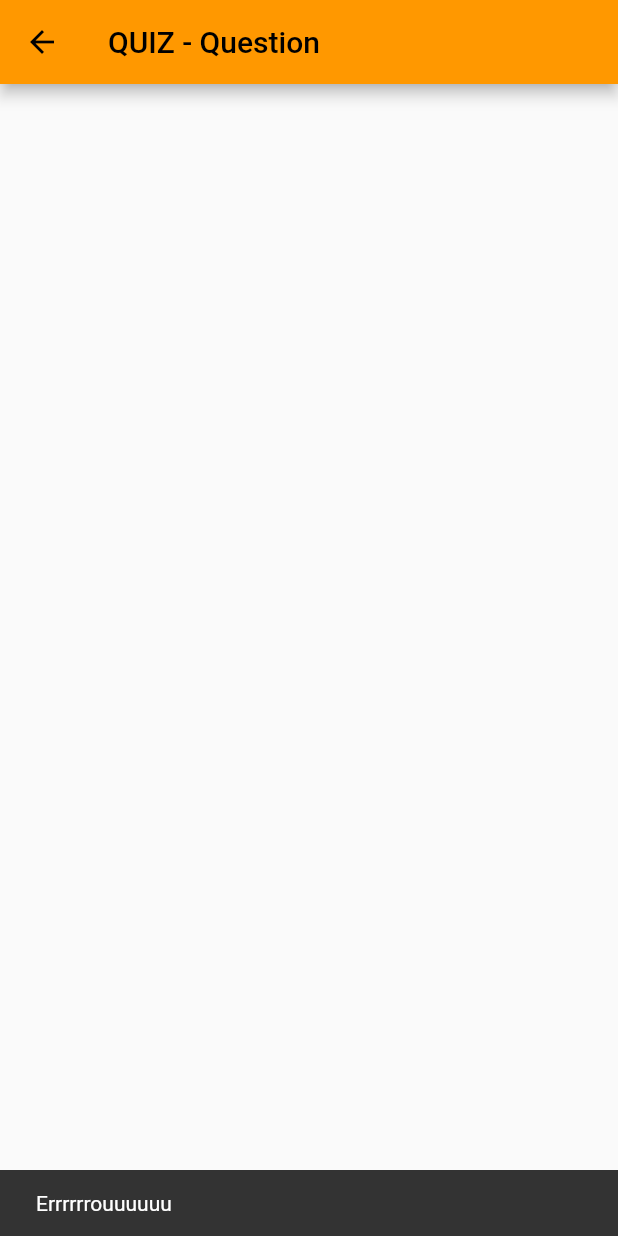
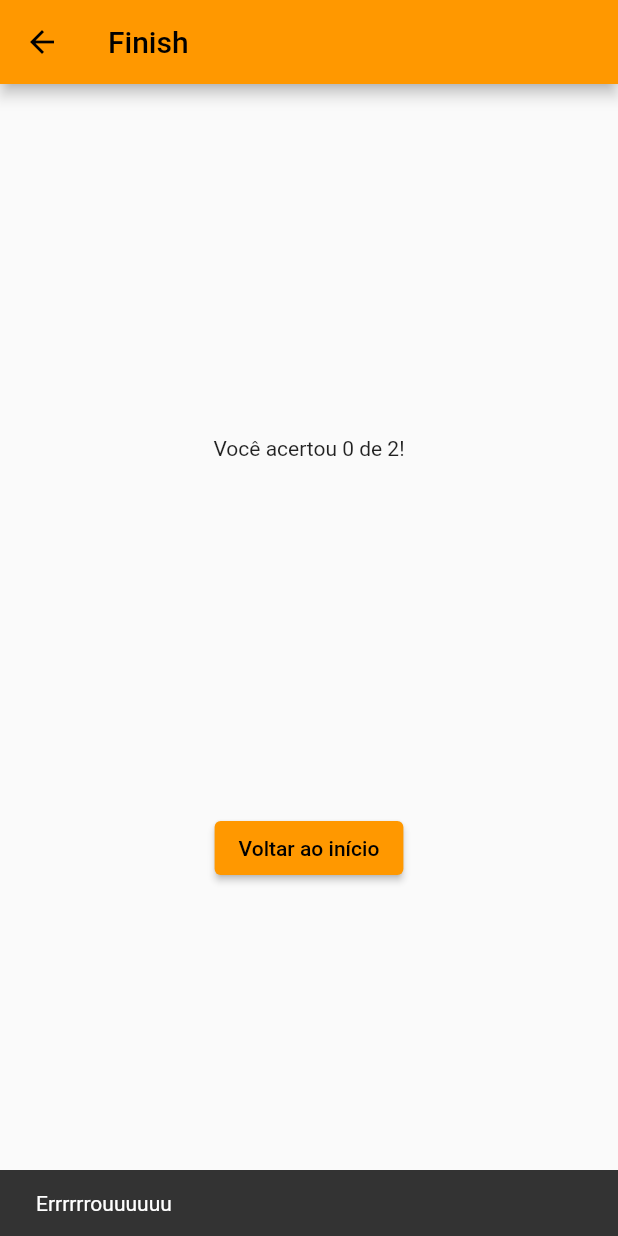
Before and after one commit to Gustavo-A-Santos/Projetos_PM1, a Flutter app: the QuestionPage screen opened by its route, after a tap on "branco", after a tap on "15", on a phone screen of 412 x 824 dp. Run offline on Flutter 3.47's test engine with Material 2 defaults, Android fonts, the phone set to English and light mode, and no system bars.

Commit message:
branch com o código da aula do dia Ter  2 Mai 2023 22:43:39 -03

```diff
--- a/lib/app/app.dart
+++ b/lib/app/app.dart
@@ -1,4 +1,5 @@
 import 'package:flutter/material.dart';
+import 'package:quiz/presentation/pages/finish_page.dart';
 import 'package:quiz/presentation/pages/home_page.dart';
 import 'package:quiz/presentation/pages/question_page.dart';
 
@@ -16,6 +17,7 @@ class Aplicacao extends StatelessWidget {
       routes: {
         "/": (context) => const HomePage(),
         "/question": (context) => const QuestionPage(),
+        "/finish": (context) => const FinishPage(),
       },
     );
   }
--- a/lib/data/question_repository.dart
+++ b/lib/data/question_repository.dart
@@ -12,7 +12,7 @@
       e: Answer(text: "rosa", correct: false),
     ),
     Question(
-      text: "Qaunto é 3 + 3 * 3 ?",
+      text: "Quanto é 3 + 3 * 3 ?",
       a: Answer(text: "18", correct: false),
       b: Answer(text: "15", correct: false),
       c: Answer(text: "13", correct: false),
--- /dev/null
+++ b/lib/presentation/pages/finish_page.dart
@@ -0,0 +1,31 @@
+import 'package:flutter/material.dart';
+
+class FinishPage extends StatelessWidget {
+  const FinishPage({super.key});
+
+  @override
+  Widget build(BuildContext context) {
+    var message = ModalRoute.of(context)!.settings.arguments as String;
+
+    return Scaffold(
+      appBar: AppBar(
+        title: const Text("Finish"),
+      ),
+      body: Center(
+        child: Column(
+          mainAxisAlignment: MainAxisAlignment.spaceEvenly,
+          children: [
+            Text(message),
+            ElevatedButton(
+              onPressed: () {
+                Navigator.popUntil(
+                    context, (route) => route.settings.name == "/");
+              },
+              child: const Text("Voltar ao início"),
+            ),
+          ],
+        ),
+      ),
+    );
+  }
+}
--- a/lib/presentation/pages/question_page.dart
+++ b/lib/presentation/pages/question_page.dart
@@ -15,17 +15,17 @@ class _QuestionPageState extends State<QuestionPage> {
   late List<Question> _questions;
   late Question _question;
   late int _position;
+  late int _correctAnswers;
 
   @override
   void initState() {
-    // TODO: implement initState
     super.initState();
 
     _visible = true;
     _questions = loadQuestions();
     _position = 0;
-
     _question = _questions[_position];
+    _correctAnswers = 0;
   }
 
   @override
@@ -65,8 +65,12 @@ class _QuestionPageState extends State<QuestionPage> {
   }
 
   void onAnswer(String text) {
-    final message =
-        _question.isCorrect(text) ? "Acertou mizeravi!" : "Errrrrrouuuuuu";
+    final correct = _question.isCorrect(text);
+    final message = correct ? "Acertou mizeravi!" : "Errrrrrouuuuuu";
+
+    if (correct) {
+      _correctAnswers++;
+    }
 
     var snackBar = SnackBar(content: Text(message));
 
@@ -76,13 +80,18 @@ class _QuestionPageState extends State<QuestionPage> {
       _visible = false;
     });
 
+    final position = _position + 1;
+
+    if (position >= _questions.length) {
+      Navigator.pushNamed(context, "/finish",
+          arguments: "Você acertou $_correctAnswers de ${_questions.length}!");
+
+      return;
+    }
+
     Future.delayed(const Duration(milliseconds: 500), () {
       setState(() {
-        _position++;
-
-        if (_position >= _questions.length) {
-          return;
-        }
+        _position = position;
         _question = _questions[_position];
         _visible = true;
       });
```
